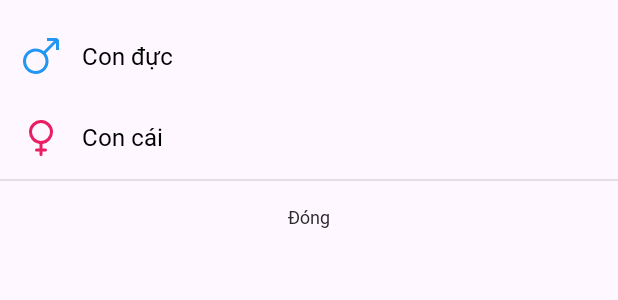
After one commit to taohongle/Nhom8_DogCare, an Android app: the layout layout_bottom_gender.xml on its own in the app's theme, with its tools: preview values and no code run, on a phone screen of 412 x 824 dp. The commit adds this screen. Shown: the top 300 px of the screen. Run offline under Robolectric (Android 15) with nearby library versions, the phone set to English and light mode, and no system bars.

Commit message:
update pet

```diff
--- a/DogCareApp/app/src/main/java/tlu/cse/android/ht63/dogcareapp/utils/PetListener.java
+++ b/DogCareApp/app/src/main/java/tlu/cse/android/ht63/dogcareapp/utils/PetListener.java
@@ -1,4 +1,5 @@
 package tlu.cse.android.ht63.dogcareapp.utils;
 
 public interface PetListener {
+
 }
--- /dev/null
+++ b/DogCareApp/app/src/main/res/layout/layout_bottom_gender.xml
@@ -0,0 +1,58 @@
+<?xml version="1.0" encoding="utf-8"?>
+<LinearLayout xmlns:android="http://schemas.android.com/apk/res/android"
+    xmlns:app="http://schemas.android.com/apk/res-auto"
+    android:layout_width="match_parent"
+    android:layout_height="match_parent"
+    android:orientation="vertical"
+    android:paddingTop="10dp">
+
+    <TextView
+        android:id="@+id/tvMale"
+        style="@style/TextLayoutBasicStyle"
+        android:layout_width="match_parent"
+        android:layout_height="wrap_content"
+        android:layout_marginStart="15dp"
+        android:background="?selectableItemBackground"
+        android:drawablePadding="15dp"
+        android:gravity="center_vertical"
+        android:paddingTop="15dp"
+        android:paddingBottom="15dp"
+        android:text="Con đực"
+        android:textColor="@color/black"
+        android:textSize="16sp"
+        app:drawableStartCompat="@drawable/male"
+        app:drawableTint="#2196F3" />
+
+    <TextView
+        android:id="@+id/tvFemale"
+        style="@style/TextLayoutBasicStyle"
+        android:layout_width="match_parent"
+        android:layout_height="wrap_content"
+        android:layout_marginStart="15dp"
+        android:background="?selectableItemBackground"
+        android:drawablePadding="15dp"
+        android:paddingTop="15dp"
+        android:paddingBottom="15dp"
+        android:text="Con cái"
+        android:textColor="@color/black"
+        android:textSize="16sp"
+        app:drawableStartCompat="@drawable/female"
+        app:drawableTint="#E91E63" />
+
+    <View
+        android:layout_width="match_parent"
+        android:layout_height="1dp"
+        android:background="#1A000000" />
+
+    <TextView
+        android:id="@+id/cancel"
+        style="@style/TextLayoutBasicStyle"
+        android:layout_width="match_parent"
+        android:layout_height="wrap_content"
+        android:background="?selectableItemBackground"
+        android:gravity="center"
+        android:padding="15dp"
+        android:text="Đóng" />
+
+
+</LinearLayout>
```
Also changed, not shown: DogCareApp/app/src/main/java/tlu/cse/android/ht63/dogcareapp/adapter/Pet2Adapter.java (+22 -2 lines), DogCareApp/app/src/main/java/tlu/cse/android/ht63/dogcareapp/ui/AddPetActivity.java (+64 -0 lines).
